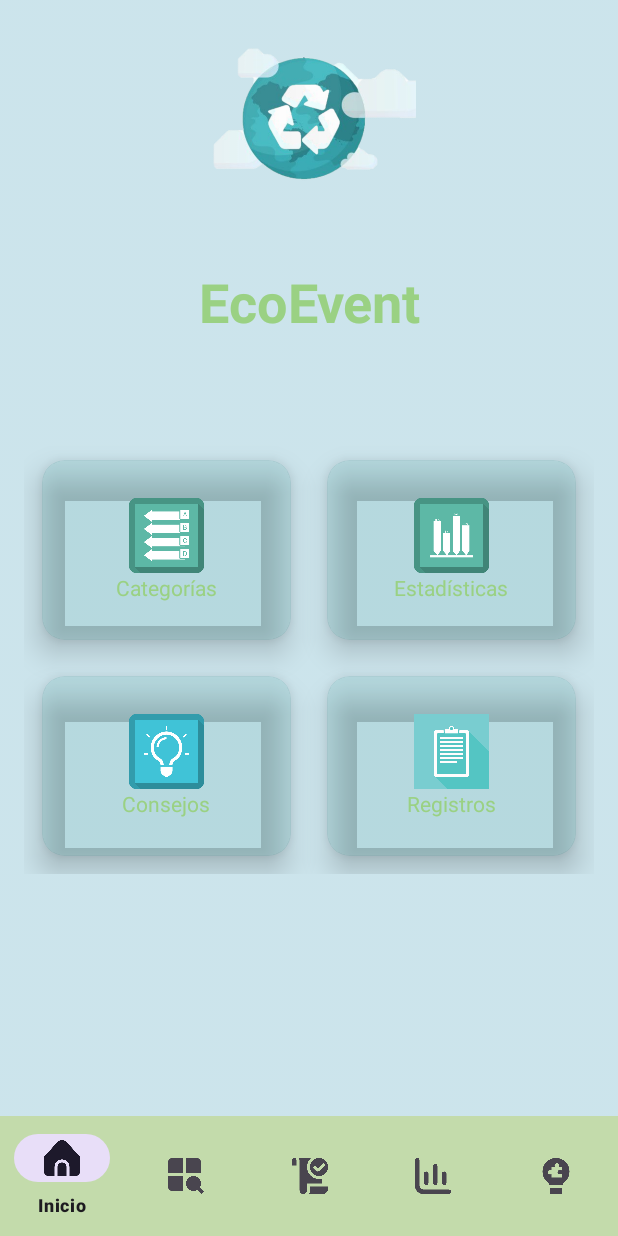
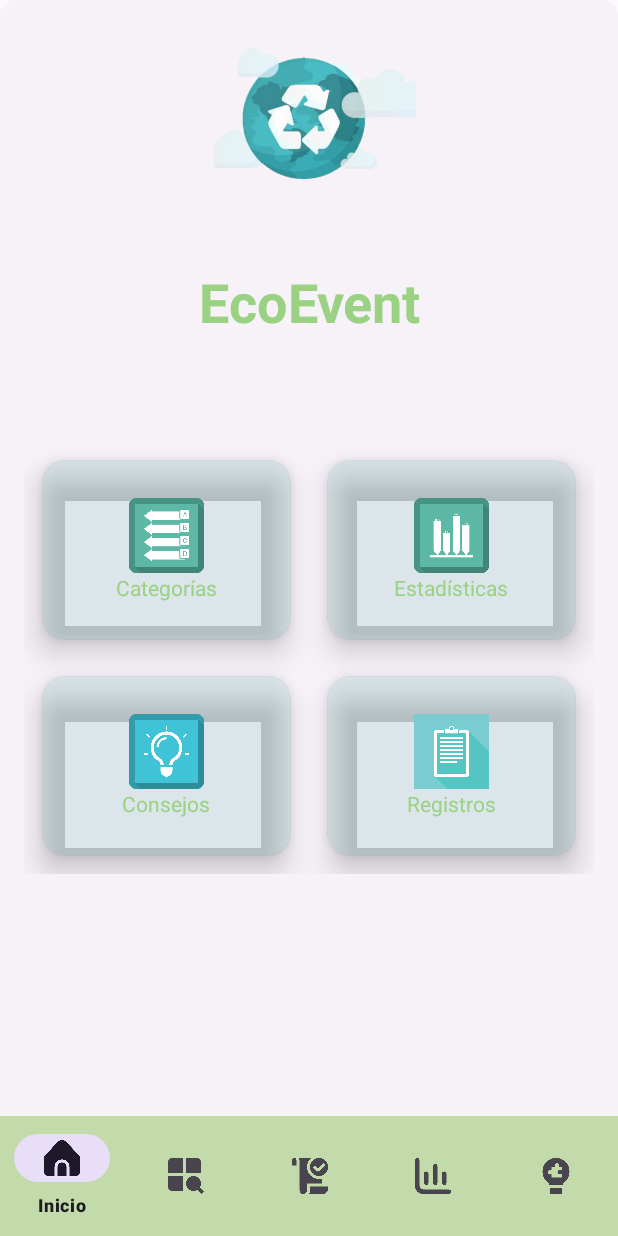
Before and after one commit to Jhonpocket/EcoEvent, an Android app: the MainActivity3 screen opened directly, with no data from a screen before it, on a phone screen of 412 x 824 dp. Run offline under Robolectric (Android 15) with nearby library versions, the phone set to English and light mode, and no system bars.

```diff
--- a/app/src/main/res/layout/screen_main.xml
+++ b/app/src/main/res/layout/screen_main.xml
@@ -9,7 +9,7 @@
         android:layout_width="0dp"
         android:layout_height="0dp"
         android:scaleType="centerCrop"
-        android:src="@drawable/background_image"
+        android:src="@drawable/rounded_corners_button"
         android:alpha="0.2"
         app:layout_constraintTop_toTopOf="parent"
         app:layout_constraintBottom_toBottomOf="parent"
```
Also changed, not shown: app/src/main/res/layout/activity_categoria.xml (+6 -5 lines).
